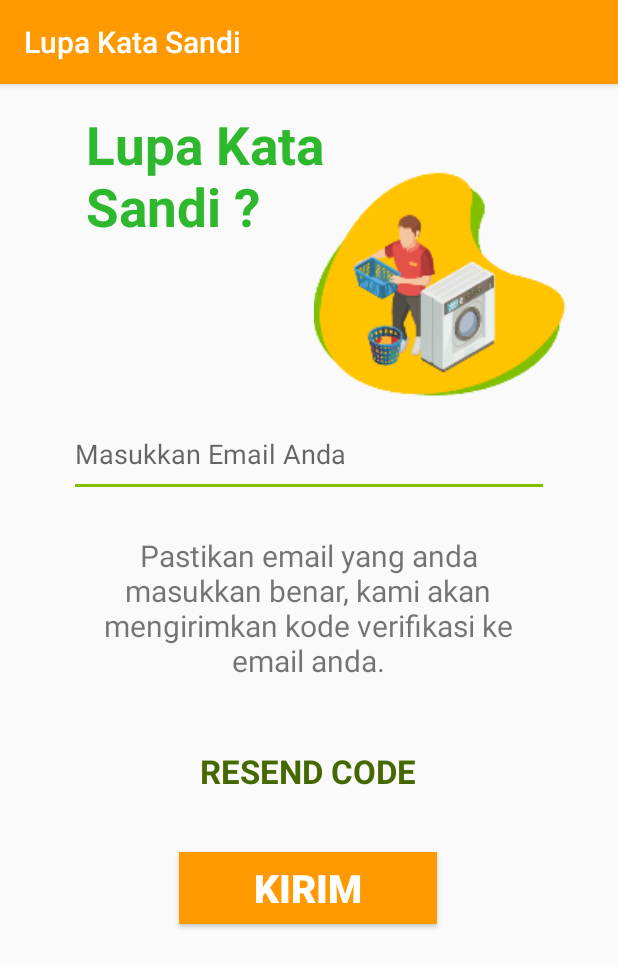
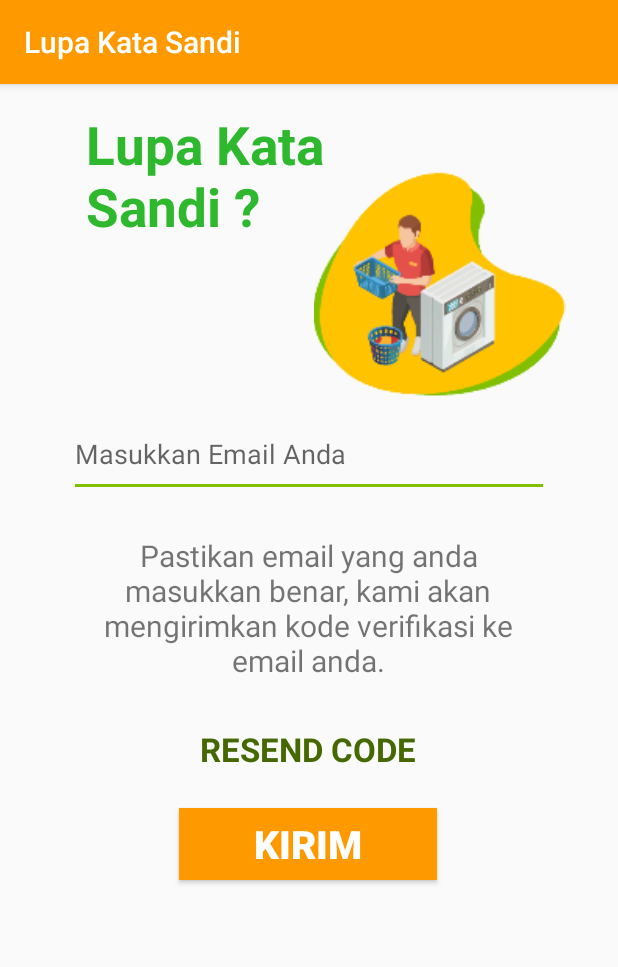
Before and after one commit to WildanE41181398/Kelompok1, an Android app: the screen it shows after launch (LupakatasandiActivity), after a tap on "RESEND CODE", on a phone screen of 412 x 824 dp. Shown: the top 967 px of the screen. Run offline under Robolectric (Android 15) with nearby library versions, the phone set to English and light mode, and no system bars; our stand-ins replace Volley; network calls fail.

Commit message:
Masih eror

```diff
--- a/app/src/main/java/com/example/kelompok1/LupakatasandiActivity.java
+++ b/app/src/main/java/com/example/kelompok1/LupakatasandiActivity.java
@@ -87,7 +87,7 @@ public class LupakatasandiActivity extends AppCompatActivity {
         loading.setVisibility(View.VISIBLE);
         btnKirim.setVisibility(View.GONE);
 
-        String URL_MATCHING = "http://192.168.5.145/kelompok1_tif_d/OrenzLaundry/api/verifakun/matchcode/";
+        String URL_MATCHING = "http://192.168.1.19/kelompok1_tif_d/OrenzLaundry/api/sendemail/matchcode/";
         StringRequest stringRequest = new StringRequest(Request.Method.POST, URL_MATCHING,
                 new Response.Listener<String>() {
                     @Override
@@ -150,7 +150,7 @@ public class LupakatasandiActivity extends AppCompatActivity {
         loading.setVisibility(View.VISIBLE);
         btnKirim.setVisibility(View.GONE);
 
-        String URL_CHECK_EMAIL = "http://192.168.5.145/kelompok1_tif_d/OrenzLaundry/api/verifakun/checkemail/";
+        String URL_CHECK_EMAIL = "http://192.168.1.19/kelompok1_tif_d/OrenzLaundry/api/sendemail/checkemail/";
         StringRequest stringRequest = new StringRequest(Request.Method.POST, URL_CHECK_EMAIL,
                 new Response.Listener<String>() {
                     @Override
@@ -209,7 +209,7 @@ public class LupakatasandiActivity extends AppCompatActivity {
         loading.setVisibility(View.VISIBLE);
         TextView3.setVisibility(View.GONE);
 
-        String URL_RESEND_EMAIL = "http://192.168.5.145/kelompok1_tif_d/OrenzLaundry/api/verifakun/resendemail/";
+        String URL_RESEND_EMAIL = "http://192.168.1.19/kelompok1_tif_d/OrenzLaundry/api/sendemail/resendemail/";
         StringRequest stringRequest = new StringRequest(Request.Method.POST, URL_RESEND_EMAIL,
                 new Response.Listener<String>() {
                     @Override
--- a/app/src/main/res/layout/activity_lupakatasandi.xml
+++ b/app/src/main/res/layout/activity_lupakatasandi.xml
@@ -97,7 +97,7 @@
         app:layout_constraintHorizontal_bias="0.497"
         app:layout_constraintStart_toStartOf="parent"
         app:layout_constraintTop_toBottomOf="@+id/TextView2"
-        app:layout_constraintVertical_bias="0.341" />
+        app:layout_constraintVertical_bias="0.249" />
 
     <ProgressBar
         android:id="@+id/loading"
```
